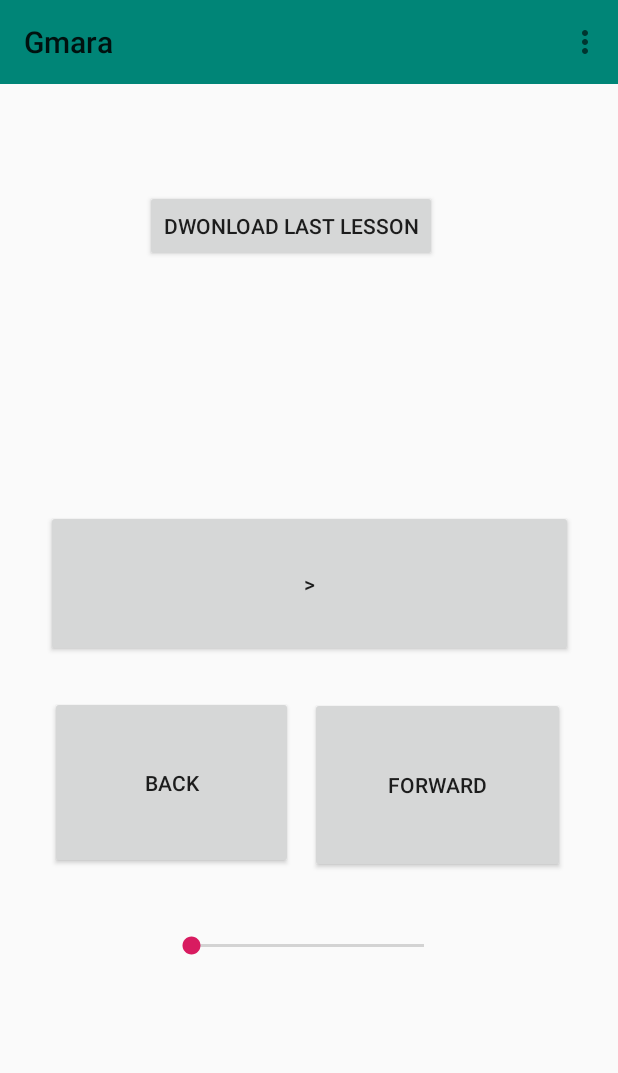
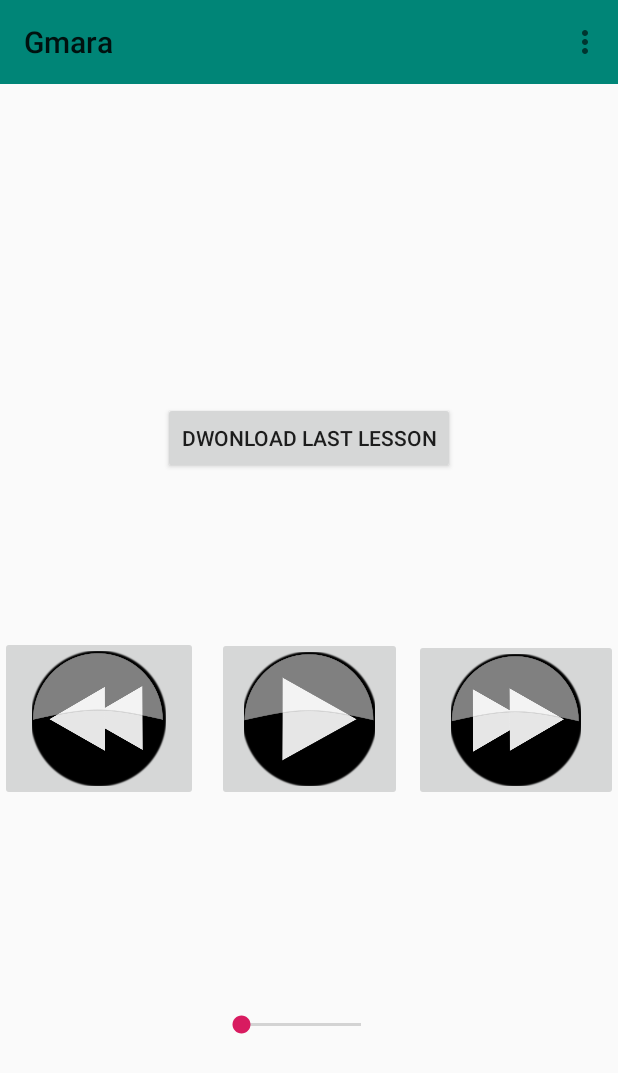
Before and after one commit to moziel1234/gmara-for-drivers, an Android app: the screen it shows after launch (MainActivity), on a phone screen of 412 x 824 dp. Shown: the top 1073 px of the screen. Run offline under Robolectric (Android 15) with nearby library versions, the phone set to English and light mode, and no system bars; 2 statements that could not run were skipped.

Commit message:
Nice protrait with images

```diff
--- a/app/src/main/java/com/example/gmara/MainActivity.java
+++ b/app/src/main/java/com/example/gmara/MainActivity.java
@@ -16,6 +16,7 @@ import android.view.Menu;
 import android.view.MenuItem;
 import android.view.View;
 import android.widget.Button;
+import android.widget.ImageButton;
 import android.widget.SeekBar;
 import android.widget.TextView;
 import android.widget.Toast;
@@ -74,9 +75,9 @@ public class MainActivity extends AppCompatActivity {
         Calendar midnightCalendar = Calendar.getInstance();
         midnightCalendar.setTimeInMillis(System.currentTimeMillis());
         mediaPlayer = new MediaPlayer();
-        final Button btnPlayPause = (Button)findViewById(R.id.btnPlayPause);
-        final Button btnForward = (Button)findViewById(R.id.btnForward);
-        final Button btnBack = (Button)findViewById(R.id.btnBack);
+        final ImageButton btnPlayPause = (ImageButton)findViewById(R.id.btnPlayPause);
+        final ImageButton btnForward = (ImageButton)findViewById(R.id.btnForward);
+        final ImageButton btnBack = (ImageButton)findViewById(R.id.btnBack);
         leftTime = (TextView)findViewById(R.id.textViewLest);
         rightTime = (TextView)findViewById(R.id.textViewRight);
         seekbar = (SeekBar)findViewById(R.id.seekBar);
@@ -150,7 +151,7 @@ public class MainActivity extends AppCompatActivity {
             @Override
             public void onClick(View v) {
                 if (!doPlay) {
-                    btnPlayPause.setText("||");
+                    btnPlayPause.setImageResource(R.drawable.pause);
                     Toast.makeText(getApplicationContext(), "Playing sound", Toast.LENGTH_SHORT).show();
                     mediaPlayer.start();
                     doPlay = true;
@@ -180,7 +181,7 @@ public class MainActivity extends AppCompatActivity {
                     );
                 }
                 else {
-                    btnPlayPause.setText(">");
+                    btnPlayPause.setImageResource(R.drawable.play);
                     Toast.makeText(getApplicationContext(), "Pause sound", Toast.LENGTH_SHORT).show();
                     mediaPlayer.pause();
                     doPlay = false;
--- a/app/src/main/res/layout/content_main.xml
+++ b/app/src/main/res/layout/content_main.xml
@@ -14,98 +14,88 @@
         android:layout_height="wrap_content"
         android:onClick="DownloadLastLesson"
         android:text="Dwonload Last Lesson"
-        app:layout_constraintBottom_toBottomOf="parent"
-        app:layout_constraintHorizontal_bias="0.444"
-        app:layout_constraintLeft_toLeftOf="parent"
-        app:layout_constraintRight_toRightOf="parent"
+        app:layout_constraintBottom_toTopOf="@+id/textViewPlayFile"
+        app:layout_constraintEnd_toEndOf="parent"
+        app:layout_constraintStart_toStartOf="parent"
         app:layout_constraintTop_toTopOf="parent"
-        app:layout_constraintVertical_bias="0.163" />
+        app:layout_constraintVertical_bias="0.905" />
 
-    <Button
+    <ImageButton
         android:id="@+id/btnPlayPause"
-        android:layout_width="351dp"
-        android:layout_height="98dp"
-        android:layout_marginTop="340dp"
-        android:text=">"
-        app:layout_constraintLeft_toLeftOf="parent"
-        app:layout_constraintRight_toRightOf="parent"
-        app:layout_constraintTop_toTopOf="parent" />
+        android:layout_width="123dp"
+        android:layout_height="109dp"
+        android:layout_marginEnd="8dp"
+        android:scaleType="fitCenter"
+        android:src="@drawable/play"
+        app:layout_constraintBottom_toBottomOf="@+id/btnBack"
+        app:layout_constraintEnd_toStartOf="@+id/btnForward" />
 
-    <Button
+    <ImageButton
         android:id="@+id/btnForward"
-        android:layout_width="170dp"
-        android:layout_height="117dp"
-        android:layout_marginTop="24dp"
-        android:text="Forward"
-        app:layout_constraintBottom_toBottomOf="@+id/btnBack"
-        app:layout_constraintEnd_toEndOf="@+id/btnPlayPause"
-        app:layout_constraintHorizontal_bias="0.692"
-        app:layout_constraintStart_toEndOf="@+id/btnBack"
-        app:layout_constraintTop_toTopOf="@+id/btnBack"
-        app:layout_constraintVertical_bias="0.923" />
+        android:layout_width="136dp"
+        android:layout_height="108dp"
+        android:scaleType="fitCenter"
+        android:src="@drawable/right"
+        app:layout_constraintBottom_toBottomOf="@+id/btnPlayPause"
+        app:layout_constraintEnd_toEndOf="parent" />
 
     <SeekBar
         android:id="@+id/seekBar"
-        android:layout_width="187dp"
-        android:layout_height="36dp"
-        android:layout_marginTop="33dp"
+        android:layout_width="112dp"
+        android:layout_height="45dp"
+        android:layout_marginStart="9dp"
         app:layout_constraintBottom_toBottomOf="parent"
-        app:layout_constraintEnd_toEndOf="@+id/btnForward"
-        app:layout_constraintStart_toStartOf="@+id/btnBack"
-        app:layout_constraintTop_toBottomOf="@+id/btnBack"
-        app:layout_constraintVertical_bias="0.0" />
+        app:layout_constraintEnd_toStartOf="@+id/textViewRight"
+        app:layout_constraintHorizontal_bias="0.354"
+        app:layout_constraintStart_toEndOf="@+id/textViewLest"
+        app:layout_constraintTop_toBottomOf="@+id/btnPlayPause"
+        app:layout_constraintVertical_bias="0.519" />
 
-    <Button
+    <TextView
+        android:id="@+id/textViewRight"
+        android:layout_width="124dp"
+        android:layout_height="94dp"
+        android:gravity="center"
+        android:text=""
+        android:textSize="22dp"
+        app:layout_constraintBottom_toBottomOf="@+id/textViewLest"
+        app:layout_constraintEnd_toEndOf="parent" />
+
+    <TextView
+        android:id="@+id/textViewLest"
+        android:layout_width="118dp"
+        android:layout_height="93dp"
+        android:gravity="center"
+        android:text=""
+        app:layout_constraintBottom_toBottomOf="parent"
+        app:layout_constraintStart_toStartOf="parent"
+        android:textSize="22dp"
+        app:layout_constraintTop_toBottomOf="@+id/btnBack" />
+
+    <ImageButton
         android:id="@+id/btnBack"
-        android:layout_width="162dp"
-        android:layout_height="115dp"
-        android:layout_marginTop="26dp"
-        android:text="Back"
-        app:layout_constraintBottom_toBottomOf="parent"
-        app:layout_constraintEnd_toEndOf="parent"
-        app:layout_constraintHorizontal_bias="0.013"
-        app:layout_constraintStart_toStartOf="@+id/btnPlayPause"
-        app:layout_constraintTop_toBottomOf="@+id/btnPlayPause"
-        app:layout_constraintVertical_bias="0.0" />
+        android:layout_width="132dp"
+        android:layout_height="110dp"
+        android:layout_marginTop="424dp"
+        android:scaleType="fitCenter"
+        android:src="@drawable/left"
+        app:layout_constraintEnd_toStartOf="@+id/btnPlayPause"
+        app:layout_constraintHorizontal_bias="0.0"
+        app:layout_constraintStart_toStartOf="parent"
+        app:layout_constraintTop_toTopOf="parent" />
 
     <TextView
         android:id="@+id/textViewPlayFile"
         android:layout_width="348dp"
         android:layout_height="65dp"
-        android:layout_marginTop="64dp"
+        android:layout_marginTop="344dp"
         android:gravity="center"
         android:text="NO FILES TO PLAY"
         android:textSize="22dp"
-        app:layout_constraintBottom_toTopOf="@+id/btnPlayPause"
-        app:layout_constraintEnd_toEndOf="@+id/btnPlayPause"
-        app:layout_constraintStart_toStartOf="@+id/btnPlayPause"
-        app:layout_constraintTop_toBottomOf="@+id/btnDownloadLastLesson" />
-
-    <TextView
-        android:id="@+id/textViewLest"
-        android:layout_width="92dp"
-        android:layout_height="39dp"
-        android:text=""
-        android:gravity="center"
-        app:layout_constraintBottom_toBottomOf="@+id/seekBar"
-        app:layout_constraintEnd_toStartOf="@+id/seekBar"
-        app:layout_constraintHorizontal_bias="1.0"
-        app:layout_constraintStart_toStartOf="@+id/btnBack"
-        app:layout_constraintTop_toTopOf="@+id/seekBar"
-        app:layout_constraintVertical_bias="1.0" />
-
-    <TextView
-        android:id="@+id/textViewRight"
-        android:layout_width="74dp"
-        android:layout_height="35dp"
-        android:text=""
-        android:gravity="center"
-        app:layout_constraintBottom_toBottomOf="@+id/seekBar"
-        app:layout_constraintEnd_toEndOf="@+id/btnForward"
-        app:layout_constraintHorizontal_bias="1.0"
-        app:layout_constraintStart_toEndOf="@+id/seekBar"
-        app:layout_constraintTop_toTopOf="@+id/seekBar"
-        app:layout_constraintVertical_bias="0.0" />
+        app:layout_constraintEnd_toEndOf="parent"
+        app:layout_constraintHorizontal_bias="0.492"
+        app:layout_constraintStart_toStartOf="parent"
+        app:layout_constraintTop_toTopOf="parent" />
 
 
 </androidx.constraintlayout.widget.ConstraintLayout>
```
Also changed, not shown: app/src/main/res/drawable/left.png (added), app/src/main/res/drawable/pause.png (added), app/src/main/res/drawable/play.png (added), app/src/main/res/drawable/right.png (added).
